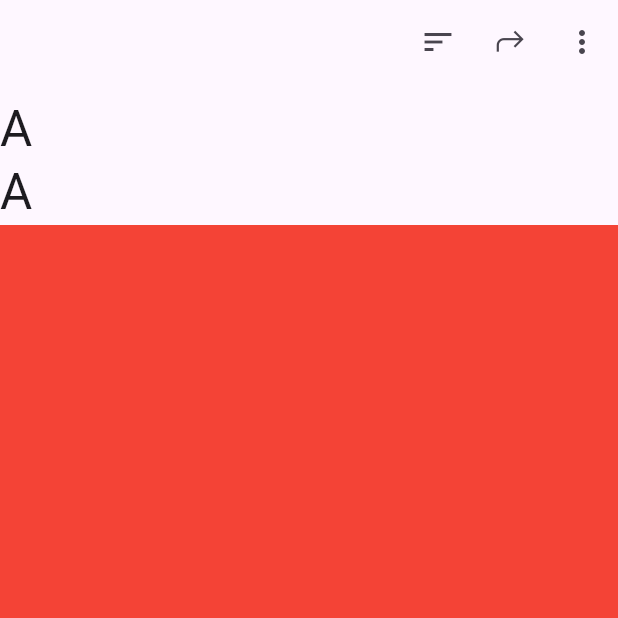
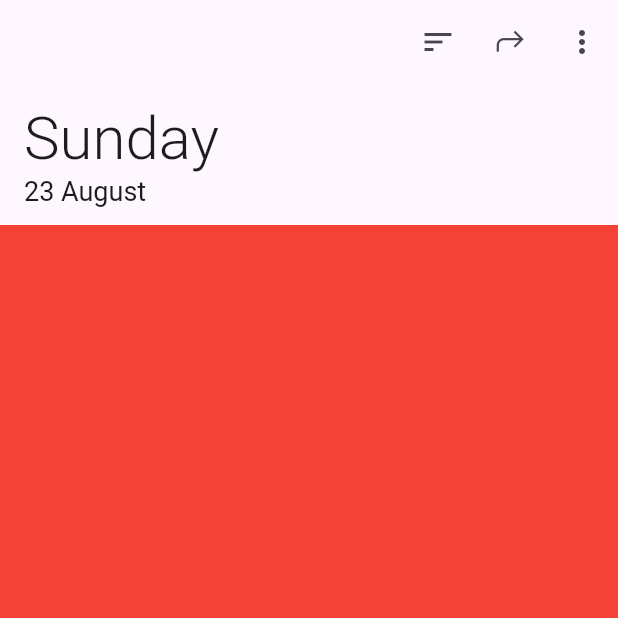
Before and after one commit to chaitanya634/tasks, a Flutter app: the screen it shows after launch, on a phone screen of 412 x 824 dp, the top half of it. Run offline on Flutter 3.47's test engine with Material 2 defaults, Android fonts, the phone set to English and light mode, and no system bars; drawn by our look-alikes of dynamic_color; our stand-ins replace google_fonts.

Commit message:
set app bar flexible space title style

```diff
--- a/lib/main.dart
+++ b/lib/main.dart
@@ -1,6 +1,7 @@
 import 'package:dynamic_color/dynamic_color.dart';
 import 'package:flutter/material.dart';
 import 'package:tasks/themes/light.dart';
+import 'package:google_fonts/google_fonts.dart';
 
 void main() {
   runApp(const MyApp());
@@ -21,16 +22,26 @@ class MyApp extends StatelessWidget {
               slivers: [
                 SliverAppBar(
                   expandedHeight: 150.0,
+                  pinned: true,
                   flexibleSpace: FlexibleSpaceBar(
                     title: Column(
                       mainAxisAlignment: MainAxisAlignment.end,
                       crossAxisAlignment: CrossAxisAlignment.start,
-                      children: const [
-                        Text('A'),
-                        Text('A'),
+                      children: [
+                        Text('Sunday',
+                            style: GoogleFonts.roboto(
+                                fontSize: 20,
+                                fontWeight: FontWeight.w300,
+                                color: lightDynamic?.primary)),
+                        Text('23 August',
+                            style: GoogleFonts.roboto(
+                                fontSize: 9,
+                                color: lightDynamic?.secondary,
+                                fontWeight: FontWeight.w400)),
                       ],
                     ),
-                    titlePadding: EdgeInsets.zero,
+                    titlePadding: const EdgeInsets.only(left: 16, bottom: 12),
+                    expandedTitleScale: 2,
                   ),
                   actions: [
                     IconButton(onPressed: () {}, icon: const Icon(Icons.sort)),
--- a/lib/themes/light.dart
+++ b/lib/themes/light.dart
@@ -9,12 +9,10 @@ ThemeData lightTheme(ColorScheme? lightDynamic) {
       useMaterial3: true,
       appBarTheme: AppBarTheme(
         systemOverlayStyle: SystemUiOverlayStyle(
-          statusBarColor: lightDynamic.onInverseSurface,
-          systemNavigationBarColor: lightDynamic.onInverseSurface
-        ),
+            statusBarColor: lightDynamic.onInverseSurface,
+            systemNavigationBarColor: lightDynamic.onInverseSurface),
         backgroundColor: lightDynamic.onInverseSurface,
-      actionsIconTheme: IconThemeData(color: lightDynamic.onPrimaryContainer),
-      centerTitle: false,
-      titleTextStyle: const TextStyle(color: Colors.red)
+        actionsIconTheme: IconThemeData(color: lightDynamic.onPrimaryContainer),
+        centerTitle: false,
       ));
 }
--- a/pubspec.yaml
+++ b/pubspec.yaml
@@ -35,6 +35,7 @@ dependencies:
   # Use with the CupertinoIcons class for iOS style icons.
   cupertino_icons: ^1.0.2
   dynamic_color: ^1.4.0
+  google_fonts: ^3.0.1
 
 dev_dependencies:
   flutter_test:
```
Also changed, not shown: pubspec.lock, 1 other file.
